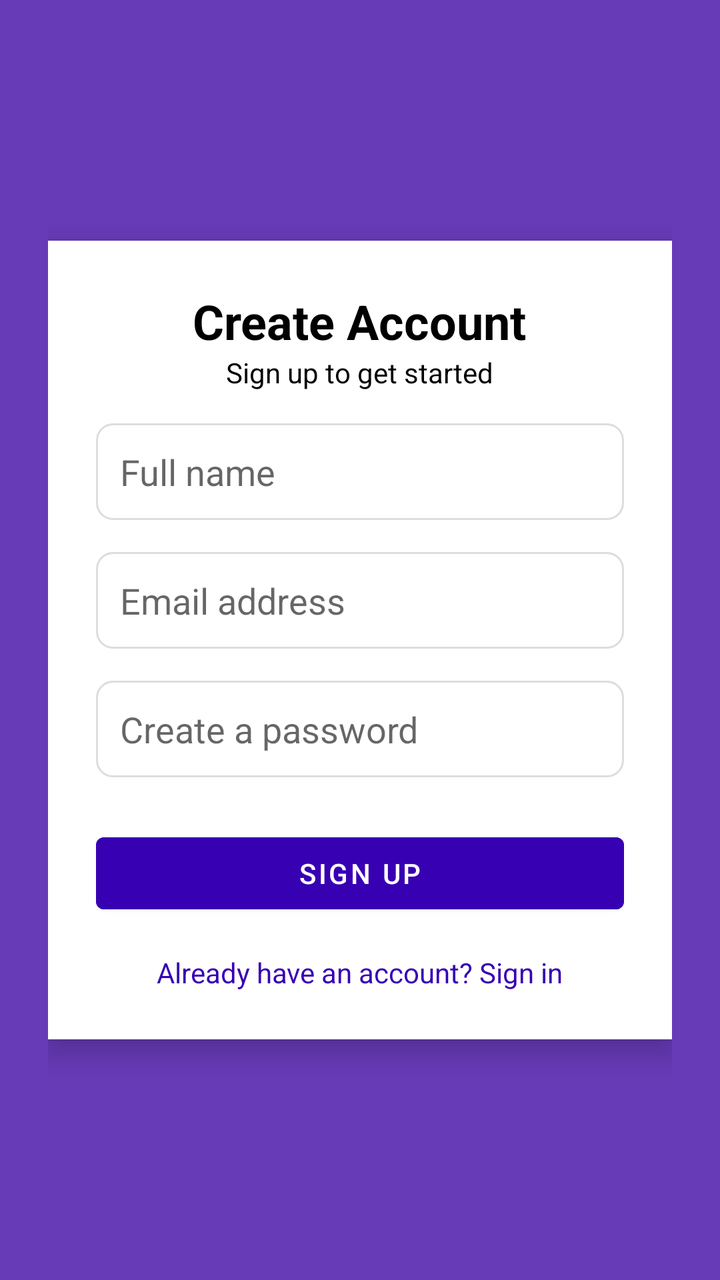
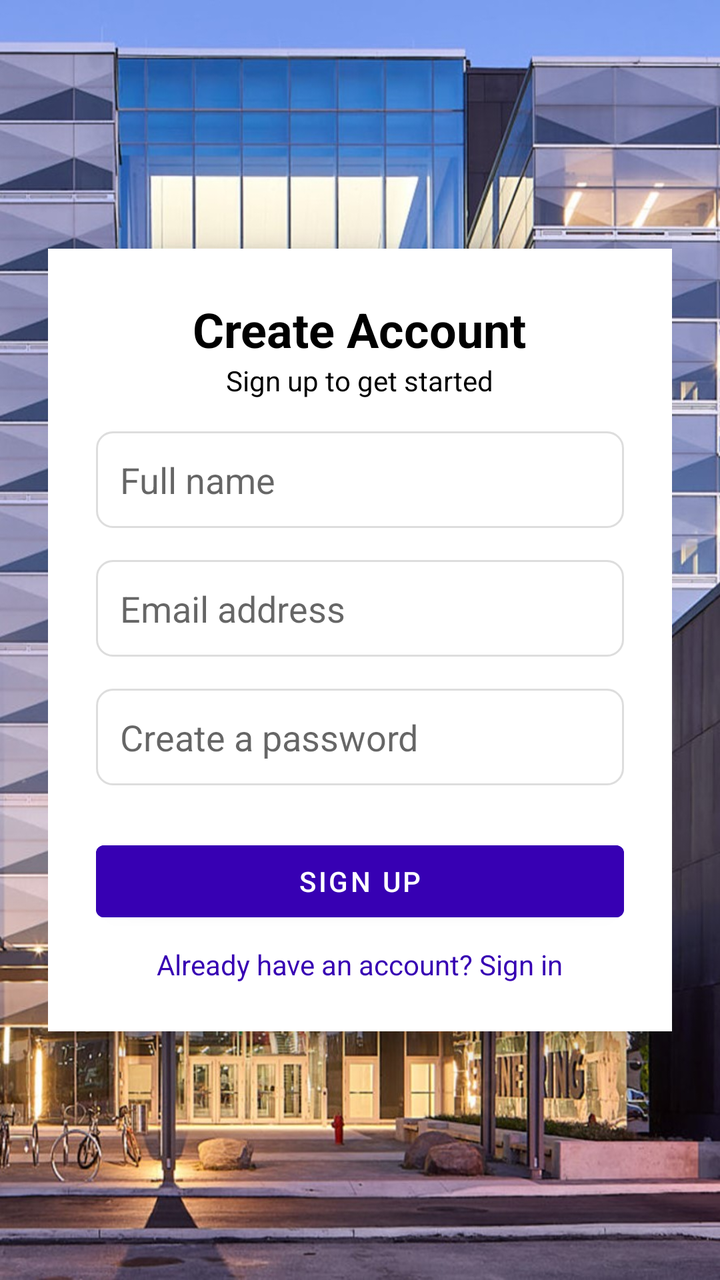

Screens rendered from an Android XML layout before and after an edit, with the pre-edit source and the edit as a unified diff.
<!-- AndroidManifest.xml: application theme Theme.WatUFound -->
<!-- res/layout/activity_signup.xml -->
<?xml version="1.0" encoding="utf-8"?>
<androidx.constraintlayout.widget.ConstraintLayout xmlns:android="http://schemas.android.com/apk/res/android"
    xmlns:app="http://schemas.android.com/apk/res-auto"
    xmlns:tools="http://schemas.android.com/tools"
    android:layout_width="match_parent"
    android:layout_height="match_parent"
    android:background="@color/deep_purple"
    android:padding="24dp"
    tools:context=".ui.login.SignUpActivity">

    <LinearLayout
        android:layout_width="0dp"
        android:layout_height="wrap_content"
        android:orientation="vertical"
        android:background="@android:color/white"
        android:padding="24dp"
        android:elevation="8dp"
        android:clipToPadding="false"
        app:layout_constraintTop_toTopOf="parent"
        app:layout_constraintBottom_toBottomOf="parent"
        app:layout_constraintStart_toStartOf="parent"
        app:layout_constraintEnd_toEndOf="parent">

        <TextView
            android:layout_width="wrap_content"
            android:layout_height="wrap_content"
            android:text="Create Account"
            android:textColor="@android:color/black"
            android:textSize="24sp"
            android:textStyle="bold"
            android:layout_gravity="center_horizontal" />

        <TextView
            android:layout_width="wrap_content"
            android:layout_height="wrap_content"
            android:text="Sign up to get started"
            android:textColor="@android:color/black"
            android:textSize="14sp"
            android:layout_marginBottom="16dp"
            android:layout_gravity="center_horizontal" />

        <EditText
            android:id="@+id/nameEditText"
            android:layout_width="match_parent"
            android:layout_height="wrap_content"
            android:background="@drawable/input_field_background"
            android:hint="Full name"
            android:inputType="textPersonName"
            android:padding="12dp" />

        <EditText
            android:id="@+id/emailEditText"
            android:layout_width="match_parent"
            android:layout_height="wrap_content"
            android:layout_marginTop="16dp"
            android:autofillHints="emailAddress"
            android:background="@drawable/input_field_background"
            android:hint="Email address"
            android:inputType="textEmailAddress"
            android:padding="12dp" />

        <EditText
            android:id="@+id/passwordEditText"
            android:layout_width="match_parent"
            android:layout_height="wrap_content"
            android:layout_marginTop="16dp"
            android:autofillHints="password"
            android:background="@drawable/input_field_background"
            android:hint="Create a password"
            android:inputType="textPassword"
            android:padding="12dp" />

        <Button
            android:id="@+id/signUpButton"
            android:layout_width="match_parent"
            android:layout_height="wrap_content"
            android:text="Sign Up"
            android:textColor="@android:color/white"
            android:backgroundTint="@color/purple_700"
            android:layout_marginTop="24dp" />

        <TextView
            android:id="@+id/goToLoginText"
            android:layout_width="wrap_content"
            android:layout_height="wrap_content"
            android:text="Already have an account? Sign in"
            android:textColor="@color/purple_700"
            android:textSize="14sp"
            android:layout_marginTop="16dp"
            android:layout_gravity="center_horizontal" />
    </LinearLayout>
</androidx.constraintlayout.widget.ConstraintLayout>
<!-- resources referenced by this layout -->
<resources>
  <color name="deep_purple">#673AB7</color>
  <color name="purple_700">#FF3700B3</color>
  <!-- drawable input_field_background (drawable) -->
  <?xml version="1.0" encoding="utf-8"?>
  <shape xmlns:android="http://schemas.android.com/apk/res/android"
      android:shape="rectangle">
  
      <solid android:color="@android:color/white" />
  
      <stroke
          android:width="1dp"
          android:color="#DDDDDD" />
  
      <corners android:radius="8dp" />
  </shape>
  <style name="Theme.WatUFound" parent="Theme.MaterialComponents.DayNight.DarkActionBar">
          
          <item name="colorPrimary">@color/purple_500</item>
          <item name="colorPrimaryVariant">@color/purple_700</item>
          <item name="colorOnPrimary">@color/white</item>
          
          <item name="colorSecondary">@color/teal_200</item>
          <item name="colorSecondaryVariant">@color/teal_700</item>
          <item name="colorOnSecondary">@color/black</item>
          
          <item name="android:statusBarColor">?attr/colorPrimaryVariant</item>
          
      </style>
  <color name="purple_500">#FF6200EE</color>
  <color name="white">#FFFFFFFF</color>
  <color name="teal_200">#FF03DAC5</color>
  <color name="teal_700">#FF018786</color>
  <color name="black">#FF000000</color>
</resources>

<!-- the commit's change to res/layout/activity_signup.xml (unified diff, before → after) -->
@@ -4,7 +4,7 @@
     xmlns:tools="http://schemas.android.com/tools"
     android:layout_width="match_parent"
     android:layout_height="match_parent"
-    android:background="@color/deep_purple"
+    android:background="@drawable/login_bg"
     android:padding="24dp"
     tools:context=".ui.login.SignUpActivity">
 
@@ -86,7 +86,7 @@
             android:text="Already have an account? Sign in"
             android:textColor="@color/purple_700"
             android:textSize="14sp"
-            android:layout_marginTop="16dp"
+            android:layout_marginTop="8dp"
             android:layout_gravity="center_horizontal" />
     </LinearLayout>
 </androidx.constraintlayout.widget.ConstraintLayout>
<!-- resource entries referenced after the edit -->
@@ -1,6 +1,5 @@
 <!-- resources referenced by this layout -->
 <resources>
-  <color name="deep_purple">#673AB7</color>
   <color name="purple_700">#FF3700B3</color>
   <!-- drawable input_field_background (drawable) -->
   <?xml version="1.0" encoding="utf-8"?>
@@ -15,7 +14,8 @@
   
       <corners android:radius="8dp" />
   </shape>
-  <style name="Theme.WatUFound" parent="Theme.MaterialComponents.DayNight.DarkActionBar">
+  <!-- drawable login_bg: jpg bitmap (drawable, 283924 bytes) -->
+  <style name="Theme.WatUFound" parent="Theme.MaterialComponents.DayNight.NoActionBar">
           
           <item name="colorPrimary">@color/purple_500</item>
           <item name="colorPrimaryVariant">@color/purple_700</item>
